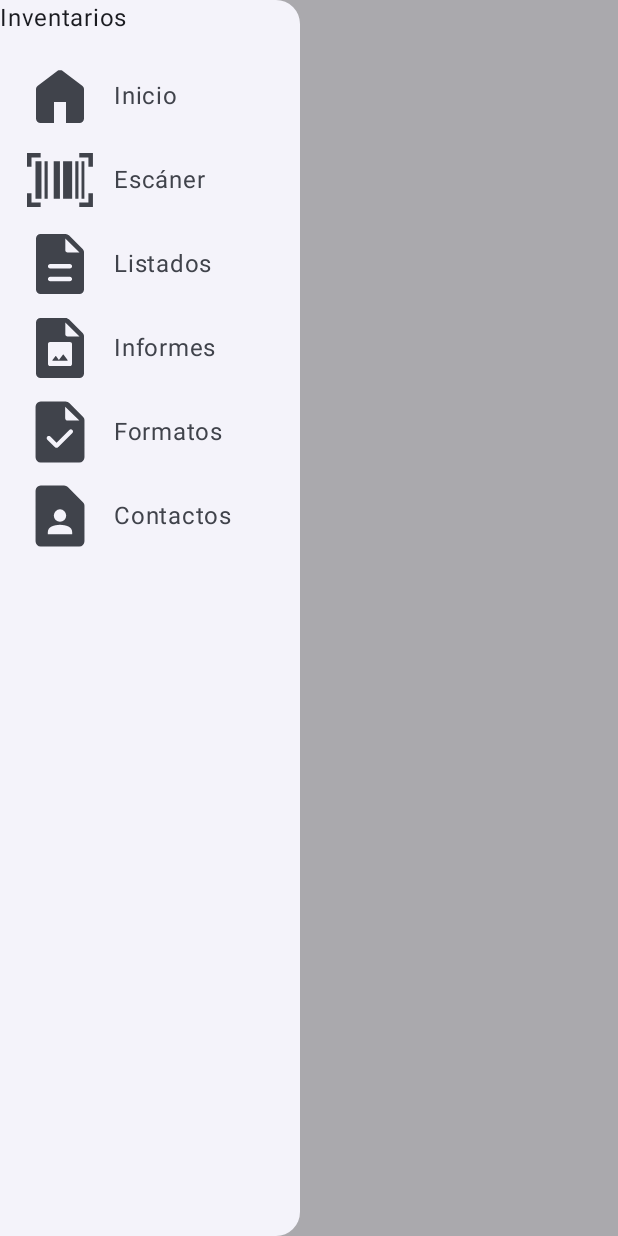
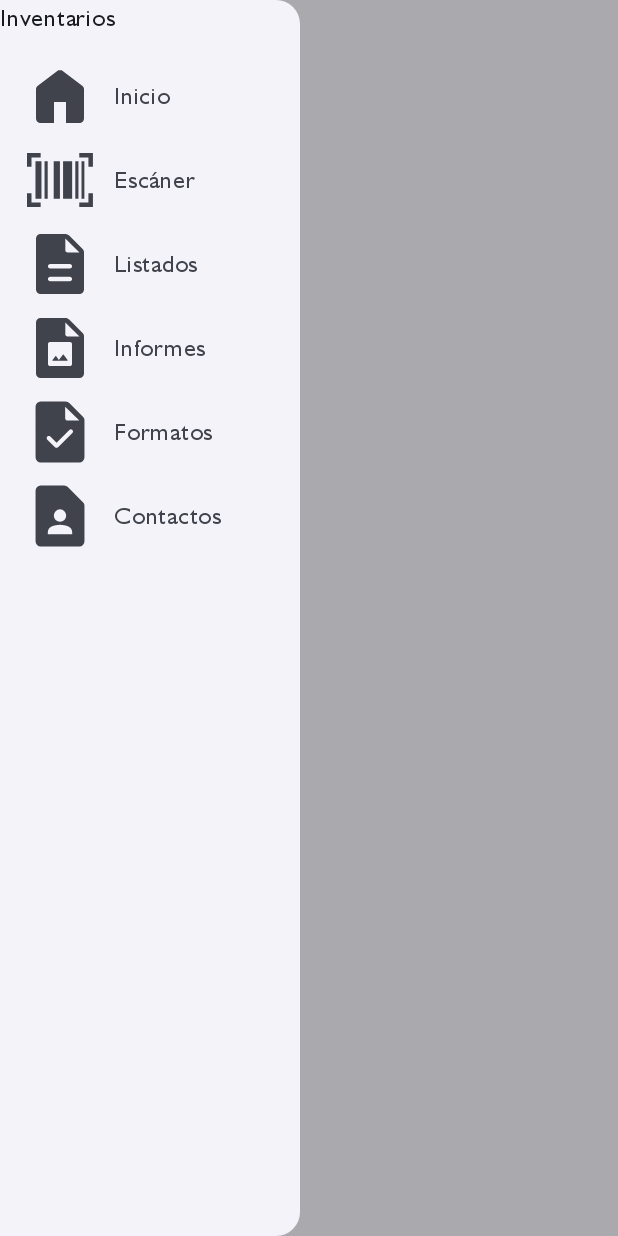
Before and after one commit to jssdvv/InvApp, an Android app built with Jetpack Compose: the screen it shows after launch (MainActivity), after a tap on "Menu", on a phone screen of 412 x 824 dp. Run offline under Robolectric (Android 15) with nearby library versions, the phone set to English and light mode, and no system bars; our stand-ins replace Dagger/Hilt's generated code.

Commit message:
Added Custom Fonts and Typography

```diff
--- a/app/src/main/java/com/example/inv_app/ui/theme/Type.kt
+++ b/app/src/main/java/com/example/inv_app/ui/theme/Type.kt
@@ -2,33 +2,151 @@ package com.example.inv_app.ui.theme
 
 import androidx.compose.material3.Typography
 import androidx.compose.ui.text.TextStyle
+import androidx.compose.ui.text.font.Font
 import androidx.compose.ui.text.font.FontFamily
+import androidx.compose.ui.text.font.FontStyle
 import androidx.compose.ui.text.font.FontWeight
 import androidx.compose.ui.unit.sp
+import com.example.inv_app.R
 
-// Set of Material typography styles to start with
+//Custom Family Font
+val Hum521BTFontFamily = FontFamily(
+    Font(
+        resId = R.font.hum521bt_light,
+        weight = FontWeight.Light,
+        style = FontStyle.Normal,
+    ),
+    Font(
+        resId = R.font.hum521bt_light_italic,
+        weight = FontWeight.Light,
+        style = FontStyle.Italic,
+    ),
+    Font(
+        resId = R.font.hum521bt_regular,
+        weight = FontWeight.Normal,
+        style = FontStyle.Normal,
+    ),
+    Font(
+        resId = R.font.hum521bt_regular_italic,
+        weight = FontWeight.Normal,
+        style = FontStyle.Italic,
+    ),
+    Font(
+        resId = R.font.hum521bt_bold,
+        weight = FontWeight.Bold,
+        style = FontStyle.Normal,
+    ),
+    Font(
+        resId = R.font.hum521bt_bold_italic,
+        weight = FontWeight.Bold,
+        style = FontStyle.Italic,
+    )
+)
+
 val Typography = Typography(
+    displayLarge = TextStyle(
+        fontFamily = Hum521BTFontFamily,
+        fontWeight = FontWeight.Normal,
+        fontSize = 57.sp,
+        lineHeight = 64.sp,
+        letterSpacing = 0.sp, //Must To Be Adjusted To -0.25 Defined By Material 3 Documentation
+    ),
+    displayMedium = TextStyle(
+        fontFamily = Hum521BTFontFamily,
+        fontWeight = FontWeight.Normal,
+        fontSize = 45.sp,
+        lineHeight = 52.sp,
+        letterSpacing = 0.sp
+    ),
+    displaySmall = TextStyle(
+        fontFamily = Hum521BTFontFamily,
+        fontWeight = FontWeight.Normal,
+        fontSize = 36.sp,
+        lineHeight = 44.sp,
+        letterSpacing = 0.sp
+    ),
+    headlineLarge = TextStyle(
+        fontFamily = Hum521BTFontFamily,
+        fontWeight = FontWeight.Normal,
+        fontSize = 32.sp,
+        lineHeight = 40.sp,
+        letterSpacing = 0.sp
+    ),
+    headlineMedium = TextStyle(
+        fontFamily = Hum521BTFontFamily,
+        fontWeight = FontWeight.Normal,
+        fontSize = 28.sp,
+        lineHeight = 36.sp,
+        letterSpacing = 0.sp
+    ),
+    headlineSmall = TextStyle(
+        fontFamily = Hum521BTFontFamily,
+        fontWeight = FontWeight.Normal,
+        fontSize = 24.sp,
+        lineHeight = 32.sp,
+        letterSpacing = 0.sp
+    ),
+    titleLarge = TextStyle(
+        fontFamily = Hum521BTFontFamily,
+        fontWeight = FontWeight.Bold,
+        fontSize = 22.sp,
+        lineHeight = 28.sp,
+        letterSpacing = 0.sp
+    ),
+    titleMedium = TextStyle(
+        fontFamily = Hum521BTFontFamily,
+        fontWeight = FontWeight.Bold,
+        fontSize = 16.sp,
+        lineHeight = 24.sp,
+        letterSpacing = 0.15.sp
+    ),
+    titleSmall = TextStyle(
+        fontFamily = Hum521BTFontFamily,
+        fontWeight = FontWeight.Bold,
+        fontSize = 14.sp,
+        lineHeight = 20.sp,
+        letterSpacing = 0.1.sp
+    ),
     bodyLarge = TextStyle(
-        fontFamily = FontFamily.Default,
+        fontFamily = Hum521BTFontFamily,
         fontWeight = FontWeight.Normal,
         fontSize = 16.sp,
         lineHeight = 24.sp,
         letterSpacing = 0.5.sp
-    )
-    /* Other default text styles to override
-    titleLarge = TextStyle(
-        fontFamily = FontFamily.Default,
+    ),
+    bodyMedium = TextStyle(
+        fontFamily = Hum521BTFontFamily,
         fontWeight = FontWeight.Normal,
-        fontSize = 22.sp,
-        lineHeight = 28.sp,
-        letterSpacing = 0.sp
+        fontSize = 14.sp,
+        lineHeight = 20.sp,
+        letterSpacing = 0.25.sp
+    ),
+    bodySmall = TextStyle(
+        fontFamily = Hum521BTFontFamily,
+        fontWeight = FontWeight.Normal,
+        fontSize = 12.sp,
+        lineHeight = 16.sp,
+        letterSpacing = 0.4.sp
+    ),
+    labelLarge = TextStyle(
+        fontFamily = Hum521BTFontFamily,
+        fontWeight = FontWeight.Bold,
+        fontSize = 14.sp,
+        lineHeight = 20.sp,
+        letterSpacing = 0.1.sp
+    ),
+    labelMedium = TextStyle(
+        fontFamily = Hum521BTFontFamily,
+        fontWeight = FontWeight.Bold,
+        fontSize = 12.sp,
+        lineHeight = 16.sp,
+        letterSpacing = 0.5.sp
     ),
     labelSmall = TextStyle(
-        fontFamily = FontFamily.Default,
-        fontWeight = FontWeight.Medium,
+        fontFamily = Hum521BTFontFamily,
+        fontWeight = FontWeight.Bold,
         fontSize = 11.sp,
         lineHeight = 16.sp,
         letterSpacing = 0.5.sp
     )
-    */
 )
```
Also changed, not shown: app/src/main/res/font/casiofx9860gii_regular.ttf (renamed from app/src/main/res/font/casiofx9860gii.ttf), app/src/main/res/font/hum521bt_bold.ttf (added), app/src/main/res/font/hum521bt_bold_condensed.ttf (added), app/src/main/res/font/hum521bt_bold_italic.ttf (added), app/src/main/res/font/hum521bt_condensed.ttf (added), app/src/main/res/font/hum521bt_extra_bold.ttf (added), app/src/main/res/font/hum521bt_extra_bold_condensed.ttf (added), app/src/main/res/font/hum521bt_light.ttf (added), app/src/main/res/font/hum521bt_light_italic.ttf (added), app/src/main/res/font/hum521bt_regular.ttf (renamed from app/src/main/res/font/hum521bt.ttf), app/src/main/res/font/hum521bt_regular_italic.ttf (added), app/src/main/res/font/hum521bt_ultra_bold.ttf (added).
